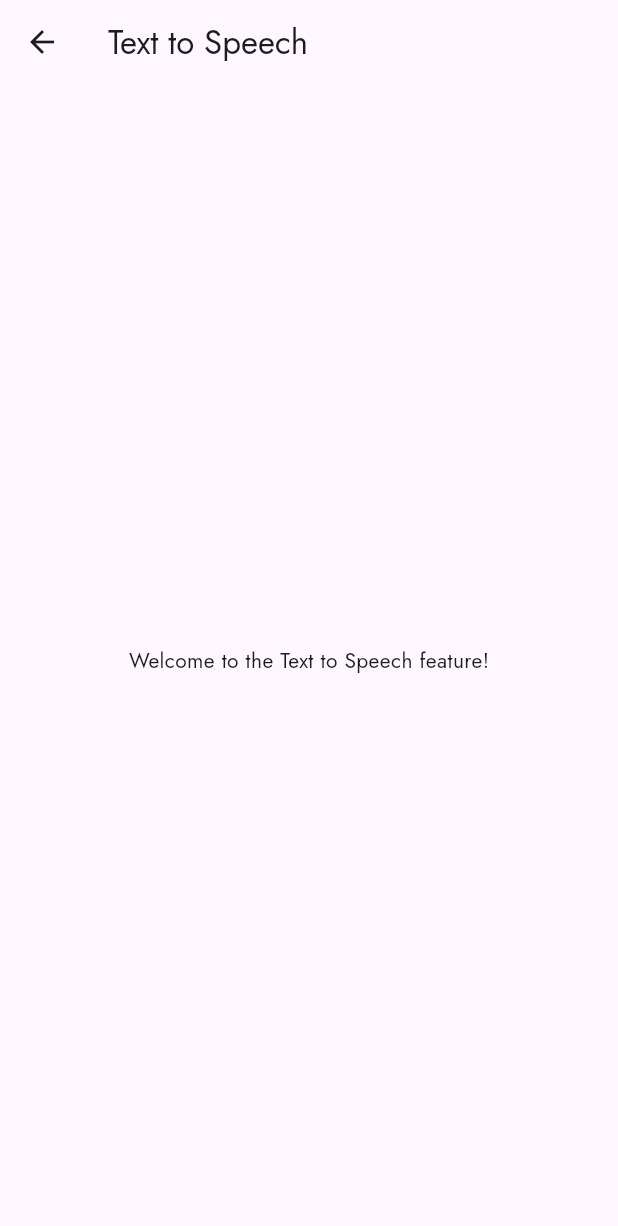
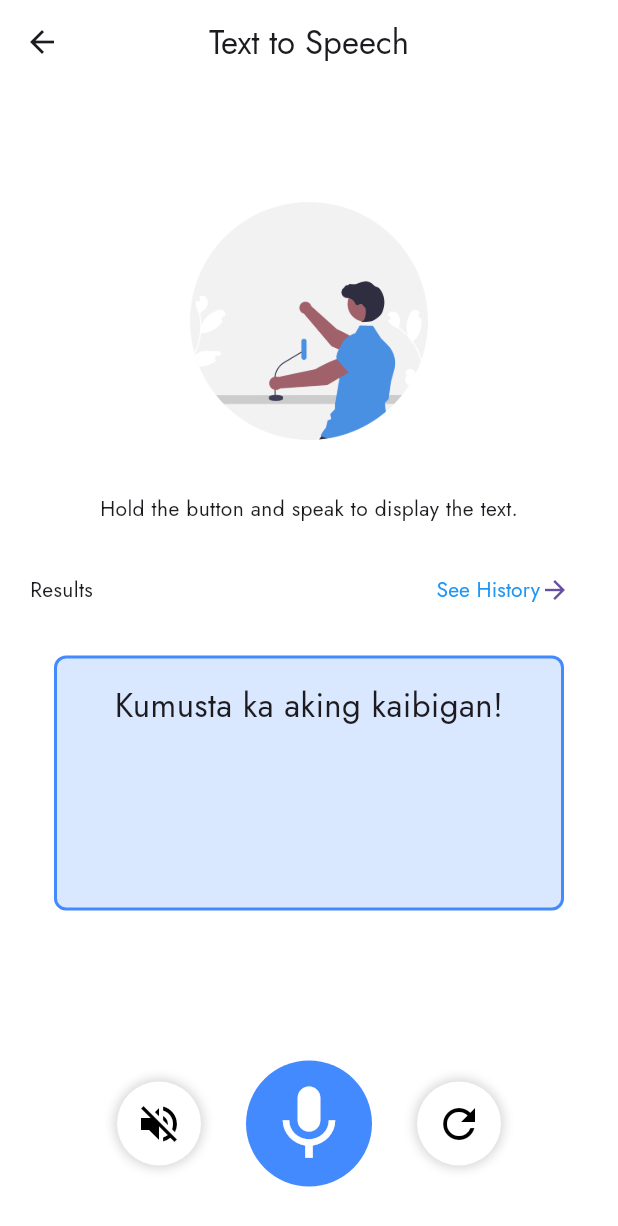
Before and after one commit to Tonton21-afk/LinguAR_deploy, a Flutter app: the HomePage screen opened directly, after a tap on "Text to Speech", on a phone screen of 412 x 824 dp. Shown: the top 1226 px of the screen. Run offline on Flutter 3.47's test engine with Material 3 defaults, Android fonts, the phone set to English and light mode, and no system bars; our stand-ins replace flutter_svg, video_player.

Commit message:
Features Optimization

```diff
--- a/lib/fsl_guide/daily_communication/alphabet_numbers_page.dart
+++ b/lib/fsl_guide/daily_communication/alphabet_numbers_page.dart
@@ -78,6 +78,7 @@ class PhraseDetailPage extends StatelessWidget {
     return Scaffold(
       appBar: AppBar(
         title: Text(phrase),
+        centerTitle: true,
       ),
       body: Center(
         child: Text(
--- a/lib/fsl_guide/daily_communication/basic_phrases_page.dart
+++ b/lib/fsl_guide/daily_communication/basic_phrases_page.dart
@@ -18,6 +18,7 @@ class BasicPhrasesPage extends StatelessWidget {
       backgroundColor: Color(0xFFFEFFFE),
       appBar: AppBar(
         title: Text('Basic Phrases'),
+        centerTitle: true,
       ),
       body: ListView.builder(
         itemCount: phrases.length,
@@ -60,7 +61,7 @@ class _PhraseDetailPageState extends State<PhraseDetailPage> {
     super.initState();
     _controller = VideoPlayerController.asset(widget.videoPath)
       ..initialize().then((_) {
-        setState(() {}); // Refresh to display the initialized video
+        setState(() {});
       });
   }
 
--- a/lib/fsl_guide/daily_communication/common_expressions_page.dart
+++ b/lib/fsl_guide/daily_communication/common_expressions_page.dart
@@ -19,6 +19,7 @@ class CommonExpressionsPage extends StatelessWidget {
       backgroundColor: Color(0xFFFEFFFE),
       appBar: AppBar(
         title: Text('Common Expressions'),
+        centerTitle: true,
       ),
       body: ListView.builder(
         itemCount: phrases.length,
--- a/lib/fsl_guide/daily_communication/situational_convos_page.dart
+++ b/lib/fsl_guide/daily_communication/situational_convos_page.dart
@@ -26,6 +26,7 @@ class SituationalConvosPage extends StatelessWidget {
       backgroundColor: Color(0xFFFEFFFE),
       appBar: AppBar(
         title: Text('Situational Convos'),
+        centerTitle: true,
       ),
       body: ListView.builder(
         itemCount: phrases.length,
--- a/lib/fsl_guide/feature/text_to_speech_page.dart
+++ /dev/null
@@ -1,13 +0,0 @@
-import 'package:flutter/material.dart';
-
-class TextToSpeechPage extends StatelessWidget {
-  @override
-  Widget build(BuildContext context) {
-    return Scaffold(
-      appBar: AppBar(title: const Text('Text to Speech')),
-      body: const Center(
-        child: Text('Welcome to the Text to Speech feature!'),
-      ),
-    );
-  }
-}
--- a/lib/fsl_guide/fsl_guide_page.dart
+++ b/lib/fsl_guide/fsl_guide_page.dart
@@ -28,6 +28,7 @@ class FSLGuidePage extends StatelessWidget {
       appBar: AppBar(
         automaticallyImplyLeading: false,
         backgroundColor: Color(0xFFFEFFFE),
+        centerTitle: true,
         title: Row(
           mainAxisAlignment: MainAxisAlignment.center,
           children: [
--- /dev/null
+++ b/lib/home/feature/text_to_speech.dart
@@ -0,0 +1,156 @@
+import 'package:flutter/material.dart';
+
+class TextToSpeech extends StatelessWidget {
+  @override
+  Widget build(BuildContext context) {
+    return Scaffold(
+      backgroundColor: Colors.white,
+      appBar: AppBar(
+        title: const Text('Text to Speech'),
+        centerTitle: true,
+        backgroundColor: Colors.white,
+      ),
+      body: Padding(
+        padding: const EdgeInsets.only(left: 20.0, right: 20.0, top: 30.0),
+        child: Center(
+          child: Column(
+            mainAxisAlignment: MainAxisAlignment.center,
+            children: <Widget>[
+              Image.asset(
+                'assets/illustrations/mic.png',
+                width: 190,
+                height: 190,
+              ),
+              const SizedBox(height: 20),
+              const Text('Hold the button and speak to display the text.'),
+              const SizedBox(height: 20),
+              Row(
+                mainAxisAlignment: MainAxisAlignment.spaceBetween,
+                children: <Widget>[
+                  const Text('Results'),
+                  TextButton(
+                    onPressed: () {
+                      // Handle button press
+                      print("See History clicked");
+                    },
+                    child: Row(
+                      children: [
+                        Text(
+                          'See History',
+                          style: TextStyle(
+                            color: Colors.blue,
+                          ),
+                        ),
+                        const Icon(Icons.arrow_forward, size: 20),
+                      ],
+                    ),
+                  ),
+                ],
+              ),
+              const SizedBox(height: 20),
+              Container(
+                width: 340,
+                height: 170,
+                padding: const EdgeInsets.all(16.0),
+                decoration: BoxDecoration(
+                  color: Colors.blueAccent.withOpacity(0.2),
+                  borderRadius: BorderRadius.circular(8.0),
+                  border: Border.all(
+                    color: Colors.blueAccent,
+                    width: 2,
+                  ),
+                ),
+                child: const Text(
+                  'Kumusta ka aking kaibigan!',
+                  style: TextStyle(fontSize: 22),
+                  textAlign: TextAlign.center,
+                ),
+              ),
+              const SizedBox(height: 100),
+              Row(
+                mainAxisAlignment: MainAxisAlignment.center,
+                children: [
+                  // Mute button with white background
+                  GestureDetector(
+                    onTap: () {
+                      print("Mute button clicked");
+                    },
+                    child: Container(
+                      padding: const EdgeInsets.all(12.0),
+                      decoration: BoxDecoration(
+                        color: Colors.white,
+                        shape: BoxShape.circle,
+                        boxShadow: [
+                          BoxShadow(
+                            color: Colors.grey.withOpacity(0.4),
+                            spreadRadius: 2,
+                            blurRadius: 5,
+                          ),
+                        ],
+                      ),
+                      child: const Icon(
+                        Icons.volume_off, // Mute icon
+                        size: 32,
+                        color: Colors.black,
+                      ),
+                    ),
+                  ),
+                  const SizedBox(width: 30),
+
+                  GestureDetector(
+                    onTapDown: (_) {
+                      print('Mic button pressed');
+                    },
+                    onTapUp: (_) {
+                      print('Mic button released');
+                    },
+                    onTap: () {
+                      print('Mic button clicked');
+                    },
+                    child: Container(
+                      padding: const EdgeInsets.all(12.0),
+                      decoration: BoxDecoration(
+                        color: Colors.blueAccent,
+                        shape: BoxShape.circle,
+                      ),
+                      child: const Icon(
+                        Icons.mic,
+                        size: 60,
+                        color: Colors.white,
+                      ),
+                    ),
+                  ),
+                  const SizedBox(width: 30), // Space between buttons
+                  GestureDetector(
+                    onTap: () {
+                      print("Reset button clicked");
+                    },
+                    child: Container(
+                      padding: const EdgeInsets.all(12.0),
+                      decoration: BoxDecoration(
+                        color: Colors.white,
+                        shape: BoxShape.circle,
+                        boxShadow: [
+                          BoxShadow(
+                            color: Colors.grey.withOpacity(0.4),
+                            spreadRadius: 2,
+                            blurRadius: 5,
+                          ),
+                        ],
+                      ),
+                      child: const Icon(
+                        Icons.refresh,
+                        size: 32,
+                        color: Colors.black,
+                      ),
+                    ),
+                  ),
+                ],
+              ),
+            ],
+          ),
+        ),
+      ),
+    );
+  }
+}
--- a/lib/home/home_page.dart
+++ b/lib/home/home_page.dart
@@ -1,4 +1,13 @@
 import 'package:flutter/material.dart';
+import 'feature/gesture_translator.dart';
+import 'feature/text_to_speech.dart';
+
+void main() {
+  runApp(MaterialApp(
+    home: HomePage(),
+    debugShowCheckedModeBanner: false,
+  ));
+}
 
 class HomePage extends StatelessWidget {
   @override
@@ -25,43 +34,41 @@ class HomePage extends StatelessWidget {
               Row(
                 mainAxisAlignment: MainAxisAlignment.center,
                 children: [
-                  GestureDetector(
-                    onTap: () {
-                      Navigator.push(
-                        context,
-                        MaterialPageRoute(
-                          builder: (context) => FilipinoSignLanguagePage(),
-                        ),
-                      );
-                    },
-                    child: SizedBox(
+                  SizedBox(
                     width: 140,
                     height: 120,
                     child: ShortcutButton(
                       icon: Icons.fingerprint,
                       label: 'Gesture Translator',
                       backgroundColor: Color(0xFF4A90E2),
+                      onTap: () {
+                        // Navigate to Gesture Translator screen
+                        Navigator.push(
+                          context,
+                          MaterialPageRoute(
+                            builder: (context) => GestureTranslator(),
                           ),
+                        );
+                      },
                     ),
                   ),
                   const SizedBox(width: 15),
-                  GestureDetector(
-                    onTap: () {
-                      Navigator.push(
-                        context,
-                        MaterialPageRoute(
-                          builder: (context) => TextToSpeechPage(),
-                        ),
-                      );
-                    },
-                    child: SizedBox(
+                  SizedBox(
                     width: 140,
                     height: 120,
                     child: ShortcutButton(
                       icon: Icons.volume_up,
                       label: 'Text to Speech',
                       backgroundColor: Color(0xFF273236),
+                      onTap: () {
+                        // Navigate to Text to Speech screen
+                        Navigator.push(
+                          context,
+                          MaterialPageRoute(
+                            builder: (context) => TextToSpeech(),
                           ),
+                        );
+                      },
                     ),
                   ),
                 ],
@@ -88,6 +95,13 @@ class HomePage extends StatelessWidget {
                       color: Colors.grey,
                       width: 1.5,
                     ),
+                    boxShadow: [
+                      BoxShadow(
+                        color: Colors.black.withOpacity(0.2),
+                        blurRadius: 8,
+                        offset: Offset(2, 4),
+                      ),
+                    ],
                   ),
                   child: const Center(
                     child: Text(
@@ -120,20 +134,31 @@ class ShortcutButton extends StatelessWidget {
   final IconData icon;
   final String label;
   final Color backgroundColor;
+  final VoidCallback onTap; // added onTap callback
 
   const ShortcutButton({
     required this.icon,
     required this.label,
     required this.backgroundColor,
+    required this.onTap, // initialized onTap
   });
 
   @override
   Widget build(BuildContext context) {
-    return Container(
+    return GestureDetector(
+      onTap: onTap, // use the onTap here
+      child: Container(
         padding: const EdgeInsets.all(16),
         decoration: BoxDecoration(
           color: backgroundColor,
           borderRadius: BorderRadius.circular(25),
+          boxShadow: [
+            BoxShadow(
+              color: Colors.black.withOpacity(0.2),
+              blurRadius: 8,
+              offset: Offset(2, 4),
+            ),
+          ],
         ),
         child: Column(
           mainAxisAlignment: MainAxisAlignment.center,
@@ -147,37 +172,7 @@ class ShortcutButton extends StatelessWidget {
             ),
           ],
         ),
-    );
-  }
-}
-
-class FilipinoSignLanguagePage extends StatelessWidget {
-  @override
-  Widget build(BuildContext context) {
-    return Scaffold(
-      appBar: AppBar(title: const Text('Filipino Sign Language')),
-      body: const Center(
-        child: Text('Welcome to the Filipino Sign Language feature!'),
       ),
     );
   }
 }
-
-class TextToSpeechPage extends StatelessWidget {
-  @override
-  Widget build(BuildContext context) {
-    return Scaffold(
-      appBar: AppBar(title: const Text('Text to Speech')),
-      body: const Center(
-        child: Text('Welcome to the Text to Speech feature!'),
-      ),
-    );
-  }
-}
-
-void main() {
-  runApp(MaterialApp(
-    home: HomePage(),
-    debugShowCheckedModeBanner: false,
-  ));
-}
--- a/lib/main.dart
+++ b/lib/main.dart
@@ -1,4 +1,5 @@
 import 'package:flutter/material.dart';
+import 'package:flutter_svg/flutter_svg.dart';
 import 'package:lingua_arv1/screens/get_started/get_started_page1.dart';
 import 'home/home_page.dart';
 import 'fsl_translate/fsl_translate_page.dart';
@@ -22,7 +23,7 @@ class MyApp extends StatelessWidget {
   }
 }
 
-// Splash Screen
+// Splash Screen with SVG Icon in a Circle
 class SplashScreen extends StatefulWidget {
   @override
   _SplashScreenState createState() => _SplashScreenState();
@@ -46,21 +47,15 @@ class _SplashScreenState extends State<SplashScreen> {
     return Scaffold(
       backgroundColor: Color(0xFF273236),
       body: Center(
-        child: Container(
-          width: 150,
-          height: 150,
-          decoration: BoxDecoration(
-            shape: BoxShape.circle,
-            color: Color(0xFF4A90E2),
-          ),
-          child: Center(
-            child: Text(
-              'LOGO',
-              style: TextStyle(
-                fontSize: 24,
-                fontWeight: FontWeight.bold,
-                color: Colors.white,
-              ),
+        child: ClipOval(
+          child: Container(
+            color: Colors.white, // Background color of the circular shape
+            width: 150, // Width of the circle
+            height:
+                150, // Height of the circle (same as width to keep it circular)
+            child: SvgPicture.asset(
+              'assets/icons/fsl.svg', // SVG file as the splash screen logo
+              fit: BoxFit.contain, // Ensure the SVG fits within the circle
             ),
           ),
         ),
@@ -69,6 +64,7 @@ class _SplashScreenState extends State<SplashScreen> {
   }
 }
 
+// Home Screen
 class HomeScreen extends StatefulWidget {
   @override
   _HomeScreenState createState() => _HomeScreenState();
--- a/pubspec.yaml
+++ b/pubspec.yaml
@@ -38,6 +38,9 @@ dependencies:
   video_player: ^2.9.2
   flutter_animate: ^4.5.2
   speech_to_text: ^5.3.0
+  flutter_svg: ^2.0.17
+  url_launcher: ^6.3.1
+  package_info_plus: ^8.1.4
 
 
 dev_dependencies:
@@ -60,9 +63,10 @@ flutter:
     - assets/illustrations/welcome.png
     - assets/illustrations/all_set.png
     - assets/illustrations/especial.png
-    # - assets/illustrations/mic.png
+    - assets/illustrations/mic.png
     - assets/icons/camera-02.1024x918.png
     - assets/icons/home-simple.1024x989.png
+    - assets/icons/fsl.svg
 
   fonts:
     - family: Jost
```
Also changed, not shown: lib/fsl_guide/feature/filipino_sign_language.dart (deleted, +0 -13 lines), lib/fsl_translate/cards/sample_page.dart (+2 -6 lines), lib/home/feature/gesture_translator.dart (added, +16 -0 lines), assets/icons/fsl.svg (added), pubspec.lock, 6 other files. Lines whose indentation alone changed are shown as unchanged.
